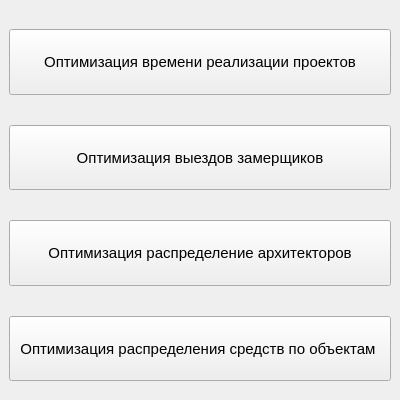
Above: ui/ui_qt_base/ui_main_window.ui from OutlyingWest/optimizations before the change. Below: the same form after it.
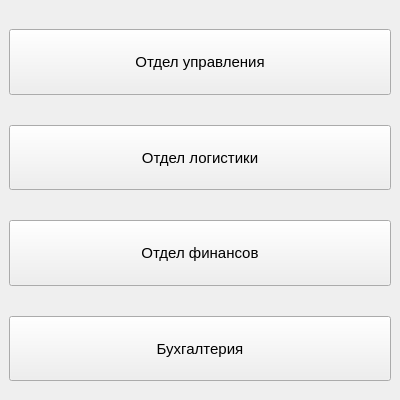
That is the form after the change.

Commit message: button names have overwritten

The edit to the form file:
```diff
--- a/ui/ui_qt_base/ui_main_window.ui
+++ b/ui/ui_qt_base/ui_main_window.ui
@@ -64,7 +64,7 @@
          </font>
         </property>
         <property name="text">
-         <string>Оптимизация времени реализации проектов</string>
+         <string>Отдел управления</string>
         </property>
        </widget>
       </item>
@@ -82,7 +82,7 @@
          </font>
         </property>
         <property name="text">
-         <string>Оптимизация выездов замерщиков</string>
+         <string>Отдел логистики</string>
         </property>
        </widget>
       </item>
@@ -100,7 +100,7 @@
          </font>
         </property>
         <property name="text">
-         <string>Оптимизация распределение архитекторов</string>
+         <string>Отдел финансов</string>
         </property>
        </widget>
       </item>
@@ -118,7 +118,7 @@
          </font>
         </property>
         <property name="text">
-         <string>Оптимизация распределения средств по объектам </string>
+         <string>Бухгалтерия</string>
         </property>
        </widget>
       </item>
```
The commit also changes 6 other files.
